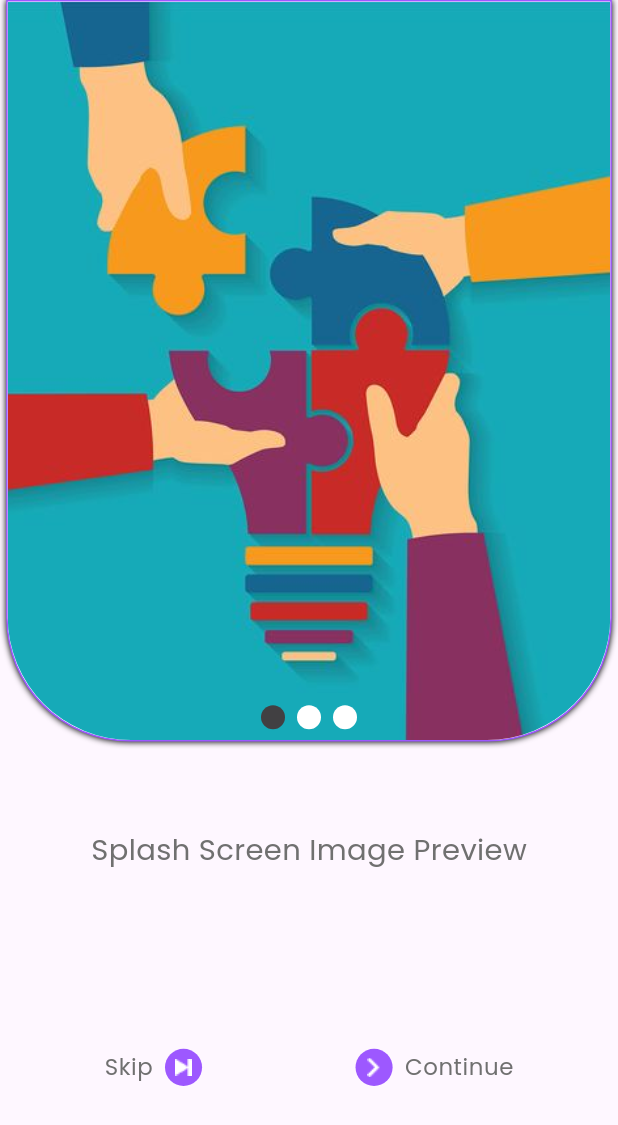
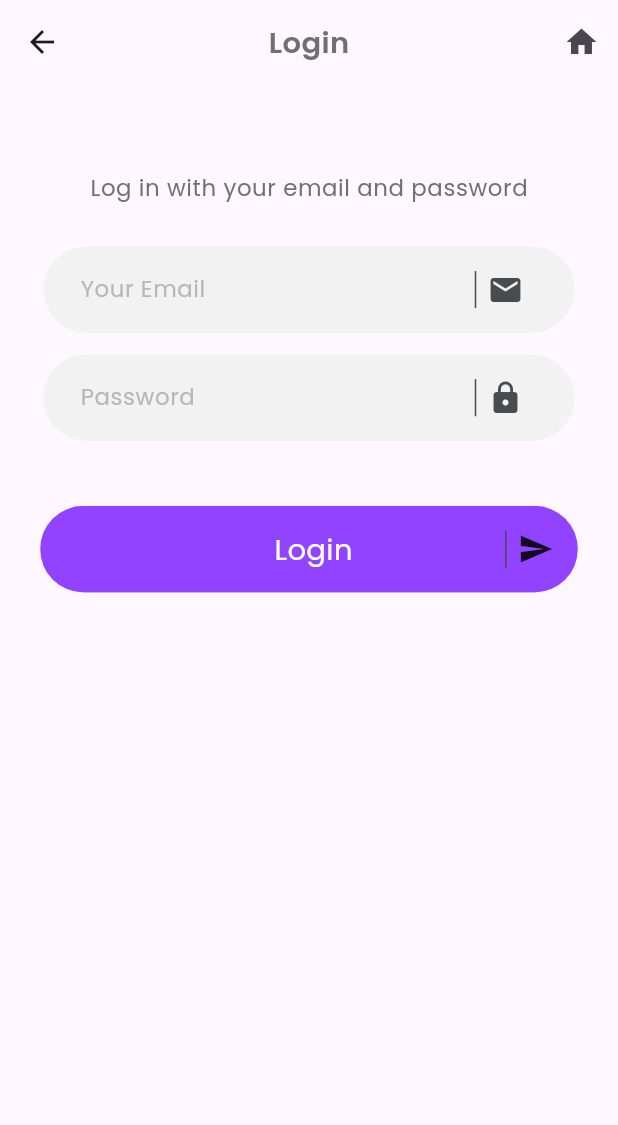
Before and after one commit to hamzafz7/Padilni, a Flutter app: the OnBoardingPage screen opened by its route, after a tap on "Skip", on a phone screen of 412 x 824 dp. Shown: the top 1125 px of the screen. Run offline on Flutter 3.47's test engine with Material 2 defaults, Android fonts, the phone set to English and light mode, and no system bars; drawn by our look-alikes of smooth_page_indicator; our stand-ins replace dio, get, google_fonts, shared_preferences; accounts and stored records are empty.

Commit message:
login processing

```diff
--- a/lib/main.dart
+++ b/lib/main.dart
@@ -7,9 +7,9 @@ import 'package:padilni/utils/themes.dart';
 void main() {
   runApp(const MyApp());
 }
+class MyApp extends StatelessWidget {
 
-class MyApp extends StatelessWidget {
-  const MyApp({super.key});
+const MyApp({super.key});
 
   // This widget is the root of your application.
   @override
--- /dev/null
+++ b/lib/presentation/auth/login/login_page.dart
@@ -0,0 +1,66 @@
+import 'package:flutter/material.dart';
+import 'package:get/get.dart';
+import 'package:padilni/utils/widgets/auth_appbar.dart';
+import 'package:padilni/utils/widgets/custom_button.dart';
+import 'package:padilni/utils/widgets/custom_text_form.dart';
+import 'package:padilni/utils/widgets/get_height.dart';
+import 'package:padilni/utils/widgets/get_width.dart';
+
+import '../../../utils/colors.dart';
+
+// ignore: must_be_immutable
+class LoginPage extends StatelessWidget {
+   LoginPage({super.key});
+ var emailController = TextEditingController();
+ var passwordController = TextEditingController();
+  @override
+  Widget build(BuildContext context) {
+    return  Scaffold(
+    appBar: const CustomAppBar(text: "Login") ,
+    body: Column(
+      crossAxisAlignment: CrossAxisAlignment.center,
+      children: [
+
+        GetHeight(height:Get.height*0.07 ) ,
+
+        Center(
+          child: Text("Log in with your email and password",
+          style: Theme.of(context).textTheme.bodySmall,),
+        ) ,
+
+        GetHeight(height: Get.height*0.03),
+
+        CustomFormField(hinttext: "Your Email",
+        validator: (){ },
+        controller:emailController ,
+        suffix: Icons.email,
+        ),
+        GetHeight(height: Get.height*0.01),
+        CustomFormField(hinttext: "Password",
+        validator: (){ },
+        controller:emailController ,
+        suffix: Icons.lock,
+        ),
+
+         GetHeight(height: Get.height*0.05),
+        SizedBox(
+          width: Get.width*0.87,
+          child: CustomButton(onpressed: (){}, child: Row(
+            children:[
+              GetWidth(width: Get.width*0.34),
+            Text("Login" , style: Theme.of(context).textTheme.bodyMedium!
+      .copyWith(color: AppColors.primaryColor),),
+              const  Spacer(),
+             SizedBox(
+                      height: Get.height*0.03,
+                      child:const  VerticalDivider(
+                        color: AppColors.seventhColor,
+                      )),
+           const Icon(Icons.send)
+               ] )),
+        )
+      ],
+    )
+    );
+  }
+}
--- a/lib/presentation/onboarding/onboarding_page.dart
+++ b/lib/presentation/onboarding/onboarding_page.dart
@@ -56,14 +56,18 @@ int cnt = 0;
       GetHeight(height: Get.height*0.06),
       Text("Splash Screen Image Preview",style: Theme.of(context).textTheme.bodyMedium,) ,
       GetHeight(height: Get.height*0.13),
-      cnt ==2 ? CustomButton(onpressed: (){},
-        text: "Get Started",):
+      cnt ==2 ? CustomButton(onpressed: (){
+        Get.toNamed('/login');
+      },
+      child:Text("Get Started" , style: Theme.of(context).textTheme.bodyMedium!
+      .copyWith(color: AppColors.primaryColor),),):
        Row(
         children: [
           SkipButton(image: "assets/images/skip_icon.png", text: "Skip",
           onTap: (){
-
-          }, padding: EdgeInsets.fromLTRB(Get.width*0.13 , 0 , 0 , 0),),
+            Get.toNamed("/login");
+          },
+          padding: EdgeInsets.fromLTRB(Get.width*0.13 , 0 , 0 , 0),),
 
           const Spacer(),
 
--- a/lib/utils/colors.dart
+++ b/lib/utils/colors.dart
@@ -13,5 +13,11 @@ class AppColors
 
   static const Color fifthcolor = Color(0xff9143FF);
 
+  static const Color sixthcolor = Color(0xffF2F2F2);
+
+  static const Color seventhColor = Color(0xff4A4B4D);
+
+  static const Color eighthColor = Color(0xffB6B7B7);
+
 
 }
--- a/lib/utils/routes/app_routes.dart
+++ b/lib/utils/routes/app_routes.dart
@@ -1,4 +1,5 @@
 import 'package:get/get.dart';
+import 'package:padilni/presentation/auth/login/login_page.dart';
 import 'package:padilni/presentation/home/home_page.dart';
 import 'package:padilni/presentation/onboarding/onboarding_page.dart';
 import 'package:padilni/presentation/splashscreen/splash_screen.dart';
@@ -12,10 +13,14 @@ class AppRoutes
 
   static const String onboarding = "/onboarding";
 
+  static const String login = '/login';
+
   static List<GetPage> appRoutes =  [
     GetPage(name: base, page: ()=>SplashScreen()) ,
     GetPage(name: home, page: ()=>HomePage()) ,
-    GetPage(name: onboarding, page: ()=>OnBoardingPage())
+    GetPage(name: onboarding, page: ()=>OnBoardingPage()) ,
+    GetPage(name: login, page: ()=>LoginPage())
+
 
   ];
 }
--- /dev/null
+++ b/lib/utils/widgets/auth_appbar.dart
@@ -0,0 +1,27 @@
+import 'package:flutter/material.dart';
+import 'package:get/get.dart';
+
+class CustomAppBar extends StatelessWidget implements PreferredSizeWidget {
+  const CustomAppBar({super.key, required this.text});
+final String text;
+  @override
+  Widget build(BuildContext context) {
+    return AppBar(
+      title: Text("Login",style: Theme.of(context).textTheme.bodyMedium!.copyWith(
+        fontWeight: FontWeight.w600
+      ),),
+      centerTitle: true,
+      actions: [
+        Padding(
+          padding:  EdgeInsets.all(Get.width*0.03),
+          child: const Icon(Icons.home),
+        )
+
+      ],
+    );
+  }
+
+  @override
+  // TODO: implement preferredSize
+  Size get preferredSize => Size.fromHeight(Get.height*0.07);
+}
--- a/lib/utils/widgets/custom_button.dart
+++ b/lib/utils/widgets/custom_button.dart
@@ -4,9 +4,9 @@ import 'package:padilni/utils/colors.dart';
 
 class CustomButton extends StatelessWidget {
   const CustomButton({super.key,
-  required this.onpressed,required this.text});
+  required this.onpressed,required this.child});
 final Function()? onpressed ;
-final String text;
+final Widget child;
   @override
   Widget build(BuildContext context) {
     return ClipRRect(
@@ -16,8 +16,7 @@ final String text;
         minWidth: Get.width*0.75,
         height: Get.height*0.07,
         onPressed:onpressed ,
-      child: Text(text , style: Theme.of(context).textTheme.bodyMedium!
-      .copyWith(color: AppColors.primaryColor),),),
-    );
+      child: child,
+    ));
   }
 }
--- /dev/null
+++ b/lib/utils/widgets/custom_text_form.dart
@@ -0,0 +1,63 @@
+import 'package:flutter/material.dart';
+import 'package:get/get.dart';
+import 'package:padilni/utils/colors.dart';
+
+class CustomFormField extends StatelessWidget {
+  const CustomFormField({super.key,
+  required this.hinttext,
+  required this.controller ,
+  required this.validator,
+  this.suffix});
+  final String hinttext;
+  final TextEditingController controller ;
+  final Function()? validator ;
+  final IconData? suffix;
+
+  @override
+  Widget build(BuildContext context) {
+    return Padding(
+      padding:  EdgeInsets.fromLTRB(Get.width*0.07,
+      Get.height*0.005 , Get.width*0.07 ,Get.width*0.005),
+      child: Container(
+          decoration: BoxDecoration(
+          color: AppColors.sixthcolor,
+          borderRadius: BorderRadius.circular(Get.width*0.07)
+          ),
+         height: Get.height*0.07,
+        child: Padding(
+        padding:  EdgeInsets.only(left: Get.width*0.06,),
+          child: Row(
+            children: [
+              Expanded(
+                child: TextFormField(
+                  decoration: InputDecoration(
+                    hintText: hinttext ,
+                    hintStyle:Theme.of(context).textTheme.bodySmall!.copyWith(color: AppColors.eighthColor),
+                    border: InputBorder.none,
+                  )
+                ),
+              ),
+               SizedBox(
+                width: Get.width*0.2,
+                 child:  Padding(
+                   padding:  EdgeInsets.all(Get.width*0.02),
+                   child: Row(
+                       children:
+                        [
+                    SizedBox(
+                      height: Get.height*0.03,
+                      child:const  VerticalDivider(
+                        color: AppColors.seventhColor,
+                      )),
+                    Icon(suffix,
+                    color: AppColors.seventhColor,)
+                     ],),
+                 ),
+               ),
+            ],
+          ),
+        ),
+      ),
+    );
+  }
+}
```
